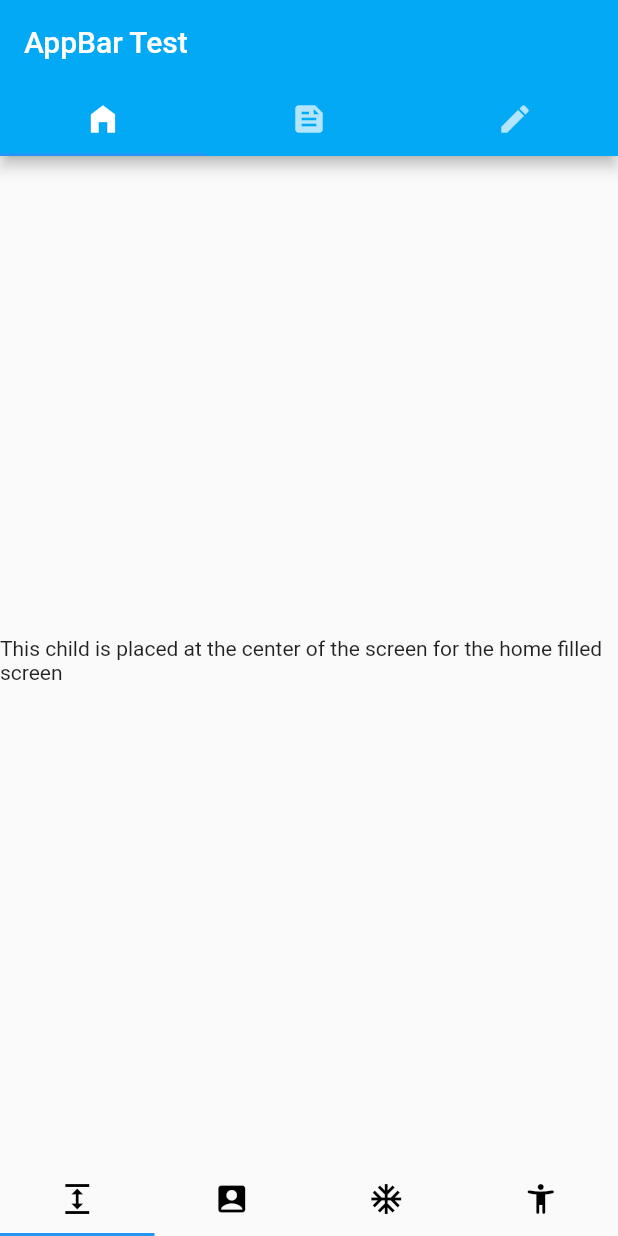
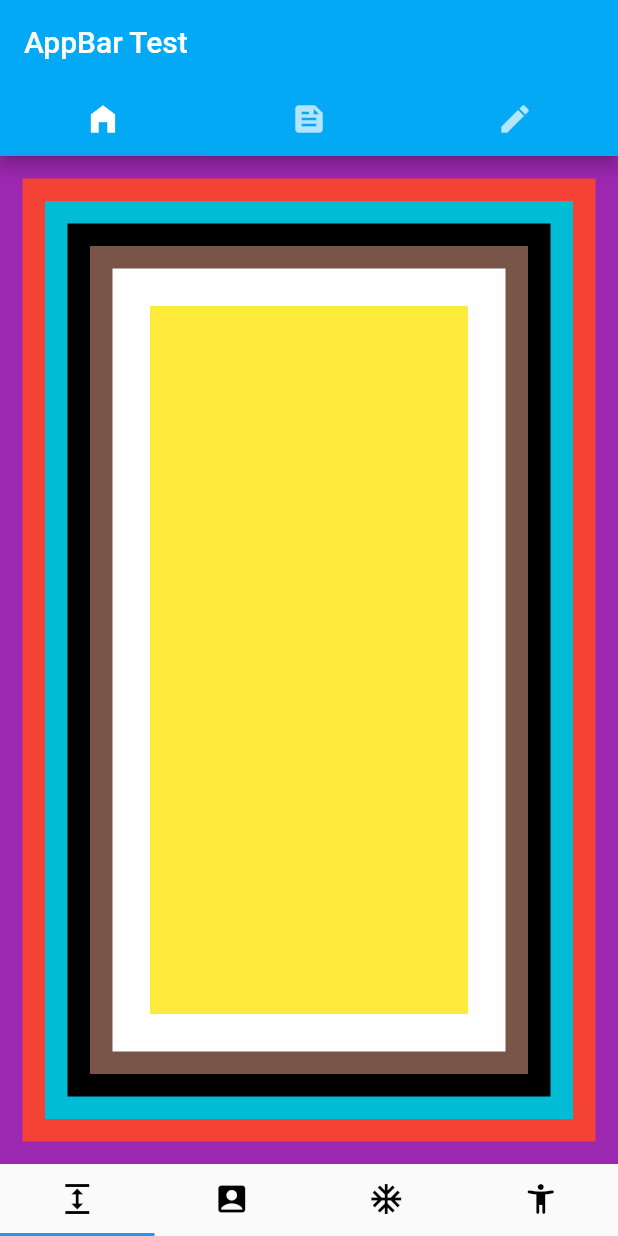
Before and after one commit to sobuur0/learning_flutter, a Flutter app: the screen it shows after launch, on a phone screen of 412 x 824 dp. Run offline on Flutter 3.47's test engine with Material 2 defaults, Android fonts, the phone set to English and light mode, and no system bars.

Commit message:
created a class for the body of each tabBar

```diff
--- /dev/null
+++ b/lib/homeFilledScreen.dart
@@ -0,0 +1,45 @@
+import 'package:flutter/cupertino.dart';
+import 'package:flutter/material.dart';
+import 'package:flutter/widgets.dart';
+
+class HomeFilled extends StatefulWidget {
+  @override
+  _HomeFilledState createState() => _HomeFilledState();
+}
+
+class _HomeFilledState extends State<HomeFilled> {
+  @override
+  Widget build(BuildContext context) {
+    return Container(
+      color: Colors.purple,
+      child: Container(
+        color: Colors.red,
+        margin: EdgeInsets.all(15),
+        child: Container(
+          color: Colors.cyan,
+          margin: EdgeInsets.all(15),
+          child: Container(
+            color: Colors.black,
+            margin: EdgeInsets.all(15),
+            child: Container(
+              color: Colors.brown,
+              margin: EdgeInsets.all(15),
+              child: Container(
+                color: Colors.white,
+                margin: EdgeInsets.all(15),
+                child: customMethod(),
+              ),
+            ),
+          ),
+        ),
+      ),
+    );
+  }
+}
+
+Widget customMethod() {
+  return Container(
+    color: Colors.yellow,
+    margin: EdgeInsets.all(25),
+  );
+}
--- a/lib/main.dart
+++ b/lib/main.dart
@@ -3,6 +3,9 @@ import 'dart:collection';
 import 'package:flutter/cupertino.dart';
 import 'package:flutter/material.dart';
 import 'package:flutter/widgets.dart';
+import 'package:testing_app/createScreen.dart';
+import 'package:testing_app/feedScreen.dart';
+import 'package:testing_app/homeFilledScreen.dart';
 
 void main() {
   runApp(MaterialApp(
@@ -45,9 +48,9 @@ class _AppBarTestState extends State<AppBarTest> with TickerProviderStateMixin {
       body: TabBarView(
         controller: _tabController,
         children: <Widget> [
-         Center(child: Text('This child is placed at the center of the screen for the home filled screen'),),
-          Center(child: Text('This child is placed at the center of the screen for the feed screen'),),
-           Center(child: Text('This child is placed at the center of the screen for the create screen'),),
+         HomeFilled(),
+          FeedScreen(),
+           CreateScreen(),
         ],
       ),
 
```
Also changed, not shown: lib/createScreen.dart (added, +20 -0 lines), lib/feedScreen.dart (added, +19 -0 lines).
